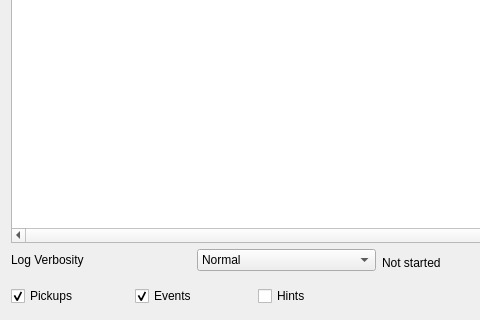
The window that randovania/gui/ui_files/game_validator_widget.ui (randovania/randovania) describes before a commit, drawn with Qt 5; both pictures show x 0 to 480 and y 238 to 558 of the 758 by 558 pixel window.
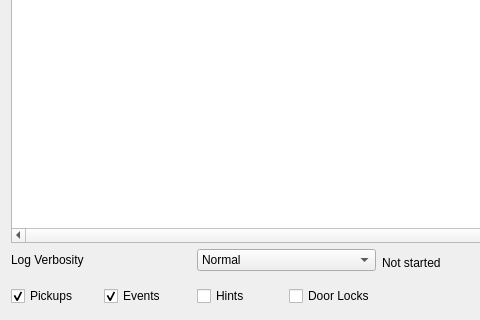
The same window after the commit.

Commit message: add check for door locks

```diff
--- a/randovania/gui/ui_files/game_validator_widget.ui
+++ b/randovania/gui/ui_files/game_validator_widget.ui
@@ -114,6 +114,13 @@
        </property>
       </widget>
      </item>
+     <item>
+      <widget class="QCheckBox" name="show_locks_check">
+       <property name="text">
+        <string>Door Locks</string>
+       </property>
+      </widget>
+     </item>
     </layout>
    </item>
    <item row="3" column="2" rowspan="2">
```
The commit also changes 1 other file.
